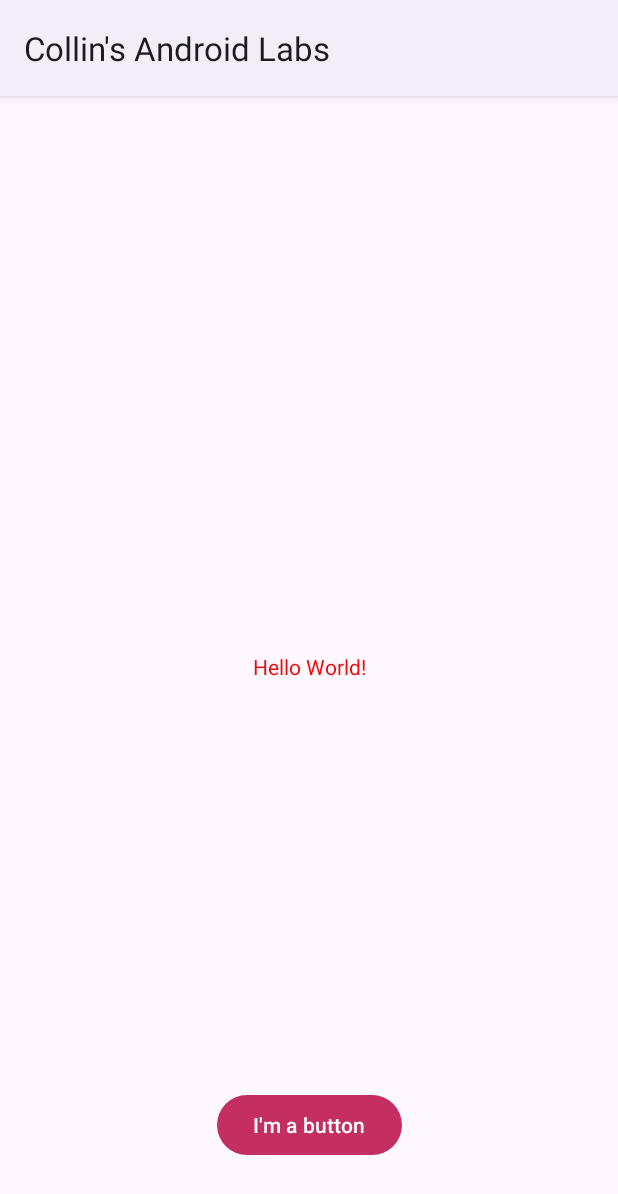
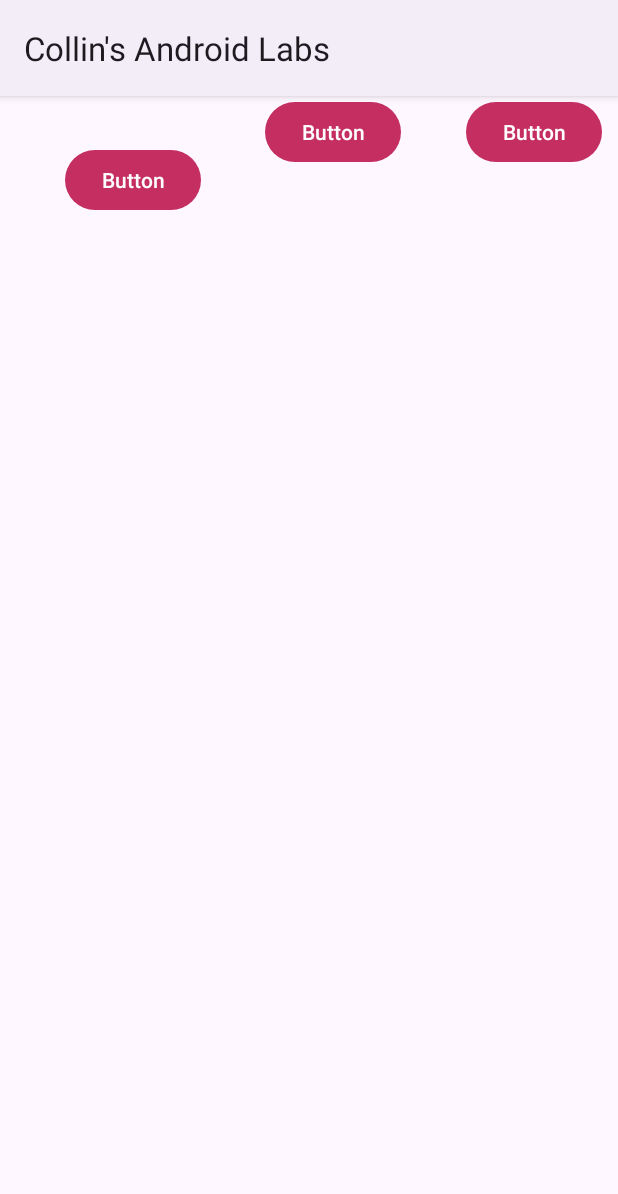
Before and after one commit to cbagg14/MyAndroidLabs, an Android app: the screen it shows after launch (MainActivity), on a phone screen of 412 x 824 dp. Shown: the top 1194 px of the screen. Run offline under Robolectric (Android 15) with nearby library versions, the phone set to English and light mode, and no system bars.

Commit message:
Finished step 2

```diff
--- a/app/src/main/res/layout/activity_main.xml
+++ b/app/src/main/res/layout/activity_main.xml
@@ -6,23 +6,37 @@
     android:layout_height="match_parent"
     tools:context=".MainActivity">
 
-    <TextView
+    <Button
+        android:id="@+id/button1"
         android:layout_width="wrap_content"
         android:layout_height="wrap_content"
-        android:text="@string/hello_message"
-        app:layout_constraintBottom_toBottomOf="parent"
-        app:layout_constraintEnd_toEndOf="parent"
+        android:layout_marginStart="32dp"
+        android:layout_marginTop="32dp"
+        android:text="Button"
+        app:layout_constraintEnd_toStartOf="@+id/button2"
+        app:layout_constraintHorizontal_bias="0.5"
         app:layout_constraintStart_toStartOf="parent"
         app:layout_constraintTop_toTopOf="parent" />
 
     <Button
+        android:id="@+id/button2"
         android:layout_width="wrap_content"
         android:layout_height="wrap_content"
-        android:layout_marginBottom="50dp"
-        android:text="@string/button_message"
-        app:layout_constraintBottom_toBottomOf="parent"
+        android:layout_marginStart="32dp"
+        android:text="Button"
+        app:layout_constraintEnd_toStartOf="@+id/button3"
+        app:layout_constraintHorizontal_bias="0.5"
+        app:layout_constraintStart_toEndOf="@+id/button1"
+        tools:layout_editor_absoluteY="32dp" />
+
+    <Button
+        android:id="@+id/button3"
+        android:layout_width="wrap_content"
+        android:layout_height="wrap_content"
+        android:layout_marginStart="32dp"
+        android:text="Button"
         app:layout_constraintEnd_toEndOf="parent"
         app:layout_constraintHorizontal_bias="0.5"
-        app:layout_constraintStart_toStartOf="parent" />
-
+        app:layout_constraintStart_toEndOf="@+id/button2"
+        tools:layout_editor_absoluteY="33dp" />
 </androidx.constraintlayout.widget.ConstraintLayout>
```
